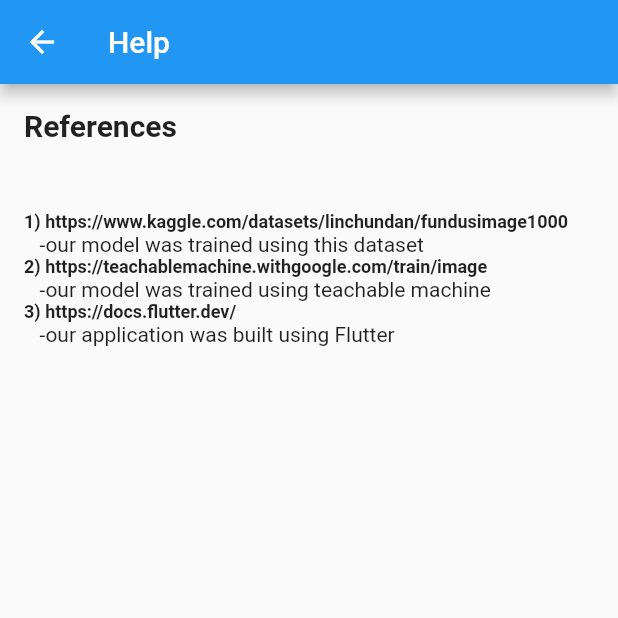
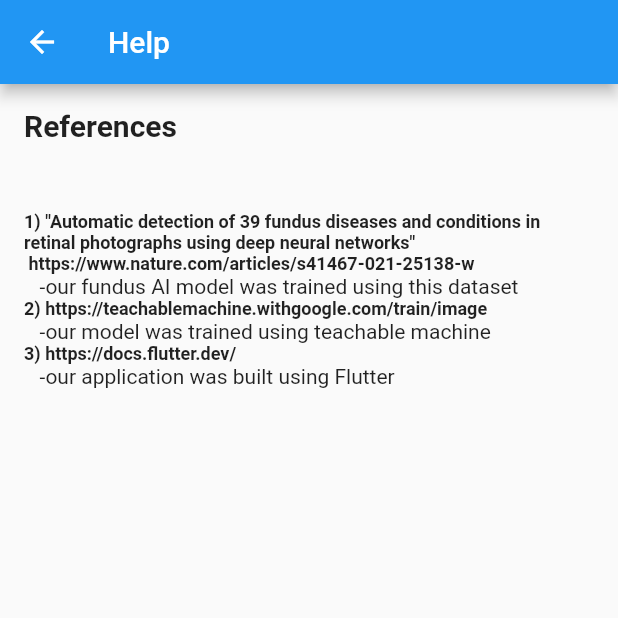
Before and after one commit to Abhay-Lejith/ML_App, a Flutter app: the screen it shows after launch, in the side drawer, after a tap on "References", on a phone screen of 412 x 824 dp, the top half of it. Run offline on Flutter 3.47's test engine with Material 2 defaults, Android fonts, the phone set to English and light mode, and no system bars; our stand-ins replace file_picker.

Commit message:
Modified references

```diff
--- a/lib/main.dart
+++ b/lib/main.dart
@@ -465,13 +465,13 @@
               ),
             ),
             Text(
-              '1) https://www.kaggle.com/datasets/linchundan/fundusimage1000',
+              '1) "Automatic detection of 39 fundus diseases and conditions in retinal photographs using deep neural networks"\n https://www.nature.com/articles/s41467-021-25138-w',
               style: TextStyle(
                 fontSize: 12,
                 fontWeight: FontWeight.bold,
               ),
             ),
-            Text('   -our model was trained using this dataset'),
+            Text('   -our fundus AI model was trained using this dataset'),
             Text(
               '2) https://teachablemachine.withgoogle.com/train/image',
               style: TextStyle(
```
